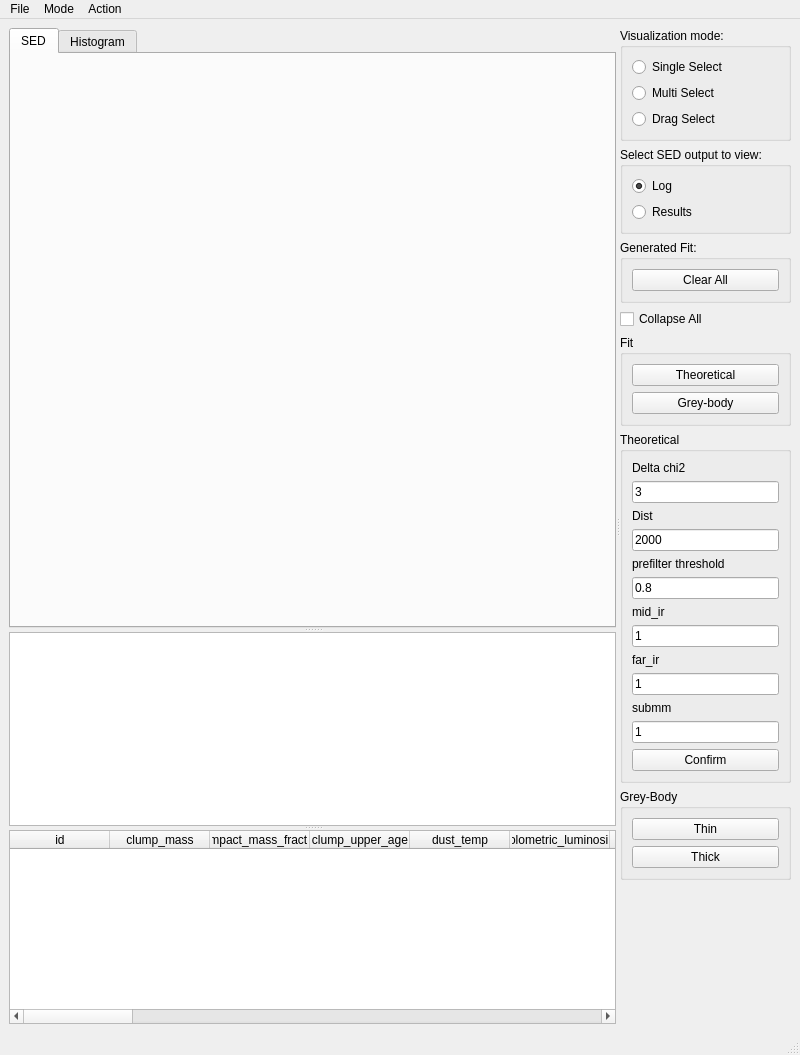
Old version of the form Code/ui/sedvisualizerplot.ui in the repository VisIVOLab/ViaLacteaVisualAnalytics.
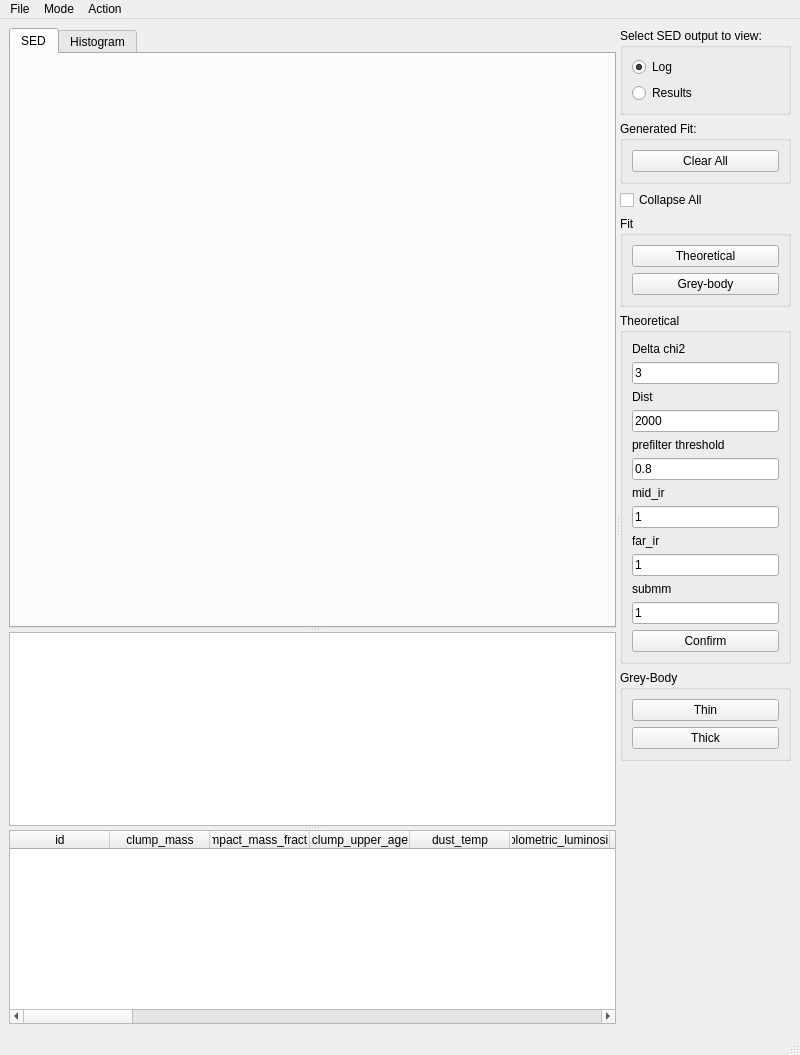
New version of the form. Custom widgets are drawn as their Qt base class.

Commit message: removing all selecting radiobutton and setting node selection decorator

```diff
--- a/Code/ui/sedvisualizerplot.ui
+++ b/Code/ui/sedvisualizerplot.ui
@@ -317,54 +317,6 @@
         </size>
        </property>
        <layout class="QVBoxLayout" name="verticalLayout_3">
-        <item>
-         <widget class="QGroupBox" name="visualizationModeBox">
-          <property name="sizePolicy">
-           <sizepolicy hsizetype="MinimumExpanding" vsizetype="Preferred">
-            <horstretch>0</horstretch>
-            <verstretch>0</verstretch>
-           </sizepolicy>
-          </property>
-          <property name="minimumSize">
-           <size>
-            <width>10</width>
-            <height>0</height>
-           </size>
-          </property>
-          <property name="title">
-           <string>Visualization mode:</string>
-          </property>
-          <layout class="QVBoxLayout" name="verticalLayout">
-           <item>
-            <widget class="QRadioButton" name="singleSelectRadioButton">
-             <property name="text">
-              <string>Single Select</string>
-             </property>
-             <property name="checkable">
-              <bool>true</bool>
-             </property>
-             <property name="checked">
-              <bool>false</bool>
-             </property>
-            </widget>
-           </item>
-           <item>
-            <widget class="QRadioButton" name="multiSelectRadioButton">
-             <property name="text">
-              <string>Multi Select</string>
-             </property>
-            </widget>
-           </item>
-           <item>
-            <widget class="QRadioButton" name="dragSelectRadioButton">
-             <property name="text">
-              <string>Drag Select</string>
-             </property>
-            </widget>
-           </item>
-          </layout>
-         </widget>
-        </item>
         <item>
          <widget class="QGroupBox" name="showOutputBox">
           <property name="sizePolicy">
```
The commit also changes 2 other files.
